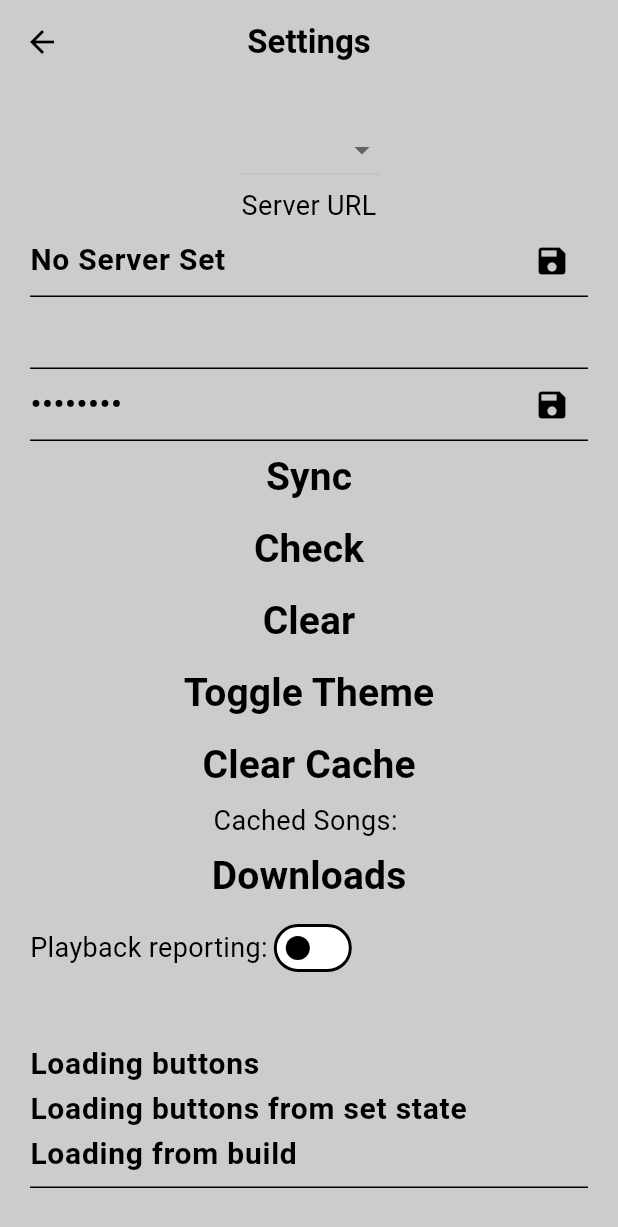
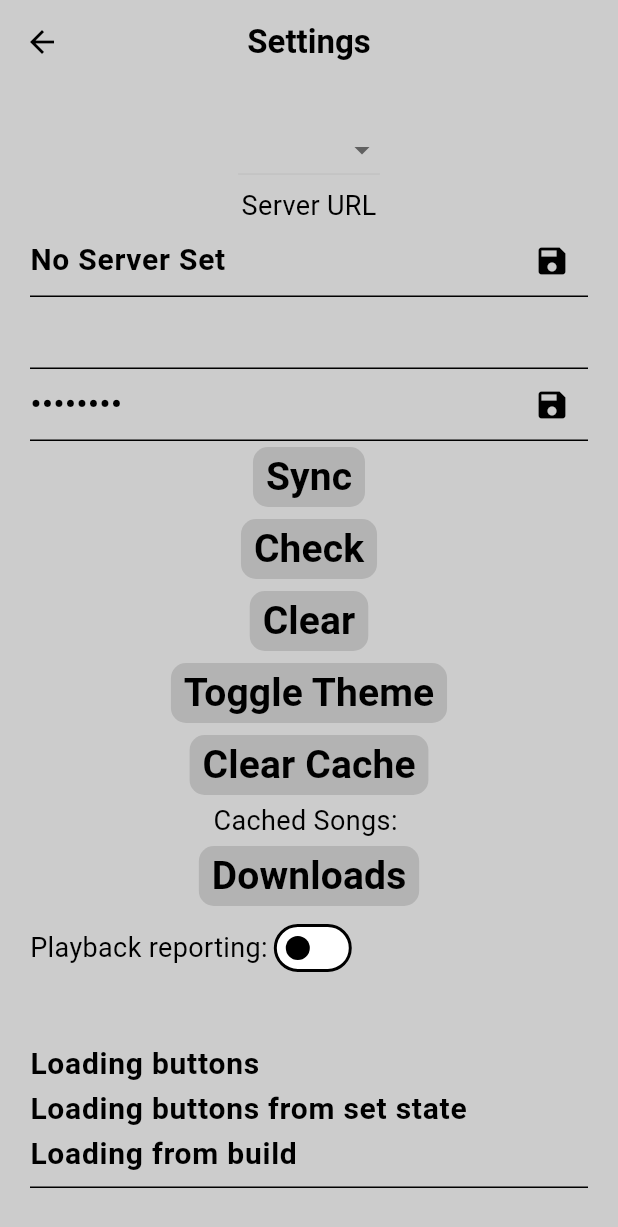
Before and after one commit to obiwanconobi/jel-music-app, a Flutter app: the screen it shows after launch, after a tap on the "settings" icon, on a phone screen of 412 x 824 dp. Shown: the top 1227 px of the screen. Run offline on Flutter 3.47's test engine with Material 3 defaults, Android fonts, the phone set to English and light mode, and no system bars; our stand-ins replace adaptive_theme, audio_service, audio_video_progress_bar, cached_network_image, device_info_plus, expandable_text and 9 more; missing offline and left inert: audio_session, solid_bottom_sheet; accounts and stored records are empty; network calls fail; statements that could not run were skipped.

Commit message:
changed elevated button to text button

```diff
--- a/lib/main.dart
+++ b/lib/main.dart
@@ -99,7 +99,7 @@ static ThemeData lightTheme = ThemeData(
       color: Color.fromARGB(255, 179, 179, 179),
       iconColor: Color.fromARGB(255, 179, 179, 179),
     ),
-    elevatedButtonTheme: ElevatedButtonThemeData(
+    textButtonTheme: TextButtonThemeData(
       style: ButtonStyle(
         backgroundColor: WidgetStateProperty.all<Color>(const Color.fromARGB(255, 179, 179, 179)),
         shape: WidgetStateProperty.all<RoundedRectangleBorder>(
@@ -147,7 +147,7 @@ static ThemeData lightTheme = ThemeData(
       bodySmall: TextStyle(color: Colors.white, fontSize: 16),
       labelSmall: TextStyle(color: Colors.white, fontSize: 11)
     ),
-    elevatedButtonTheme: ElevatedButtonThemeData(
+    textButtonTheme: TextButtonThemeData(
           style: ButtonStyle(
             backgroundColor: WidgetStateProperty.all<Color>(const Color.fromARGB(255, 37, 37, 37)),
             shape: WidgetStateProperty.all<RoundedRectangleBorder>(
--- a/lib/widgets/favourite_albums.dart
+++ b/lib/widgets/favourite_albums.dart
@@ -4,6 +4,7 @@ import 'package:get_it/get_it.dart';
 import 'package:jel_music/controllers/all_albums_controller.dart';
 import 'package:jel_music/models/album.dart';
 import 'package:jel_music/widgets/songs_page.dart';
+import 'package:jel_music/widgets/start_page_buttons.dart';
 import 'package:sizer/sizer.dart';
 
 class FavouriteAlbums extends StatefulWidget {
--- a/lib/widgets/start_page_buttons.dart
+++ b/lib/widgets/start_page_buttons.dart
@@ -49,7 +49,7 @@ class _StartPageButtonsState extends State<StartPageButtons> {
               child: SizedBox(
                 width: 45.w, // Set the desired width here
                 height: 12.w,
-                child: ElevatedButton(
+                child: TextButton(
                   onPressed: () {
                     Navigator.push(
                       context,
@@ -85,7 +85,7 @@ class _StartPageButtonsState extends State<StartPageButtons> {
               child: SizedBox(
                 width: 45.w, // Set the desired width here
                 height: 12.w,
-                child: ElevatedButton(
+                child: TextButton(
                   onPressed: () {
                     Navigator.push(
                       context,
@@ -121,7 +121,7 @@ class _StartPageButtonsState extends State<StartPageButtons> {
               child: SizedBox(
                 width: 45.w, // Set the desired width here
                 height: 12.w,
-                child: ElevatedButton(
+                child: TextButton(
                   onPressed: () {
                     Navigator.push(
                       context,
@@ -156,7 +156,7 @@ class _StartPageButtonsState extends State<StartPageButtons> {
               child: SizedBox(
                 width: 45.w, // Set the desired width here
                 height: 12.w,
-                child: ElevatedButton(
+                child: TextButton(
                   onPressed: () {
                     Navigator.push(
                       context,
@@ -187,7 +187,7 @@ class _StartPageButtonsState extends State<StartPageButtons> {
               child: SizedBox(
                 width: 45.w, // Set the desired width here
                 height: 12.w,
-                child: ElevatedButton(
+                child: TextButton(
                   onPressed: () {
                     Navigator.push(
                       context,
@@ -223,7 +223,7 @@ class _StartPageButtonsState extends State<StartPageButtons> {
               child: SizedBox(
                 width: 45.w, // Set the desired width here
                 height: 12.w,
-                child: ElevatedButton(
+                child: TextButton(
                   onPressed: () {
                     Navigator.push(
                       context,
```
